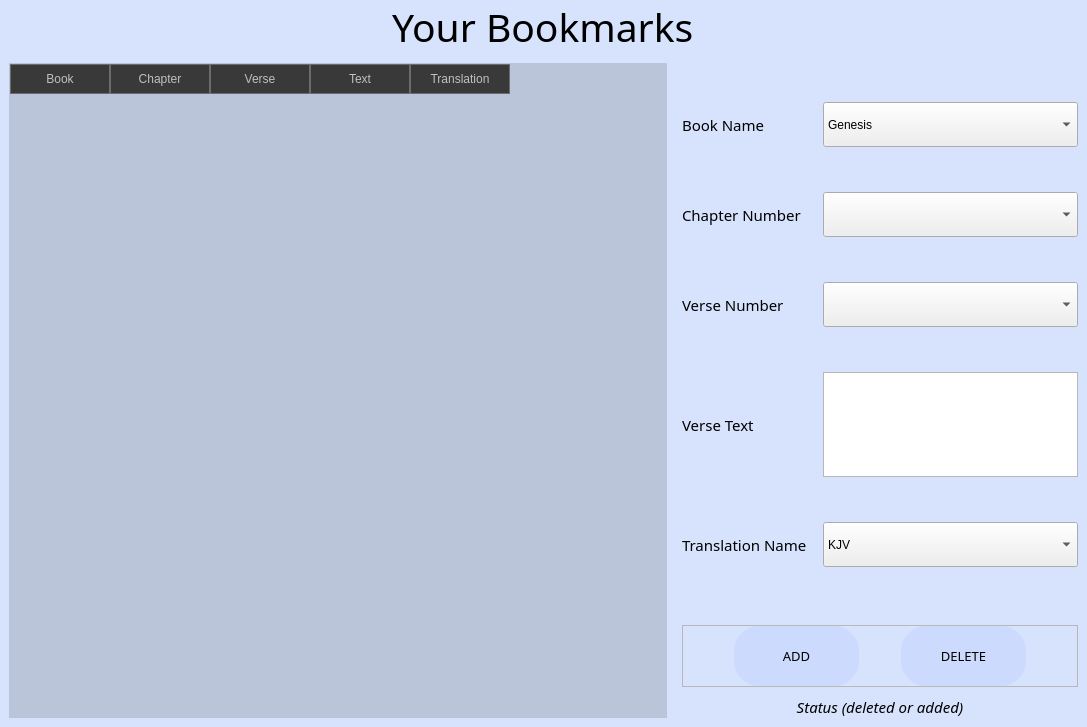
First picture: the form in App/UI/Bookmarks Function.ui, repository Christo77793/The-Living-Word, before the edit.
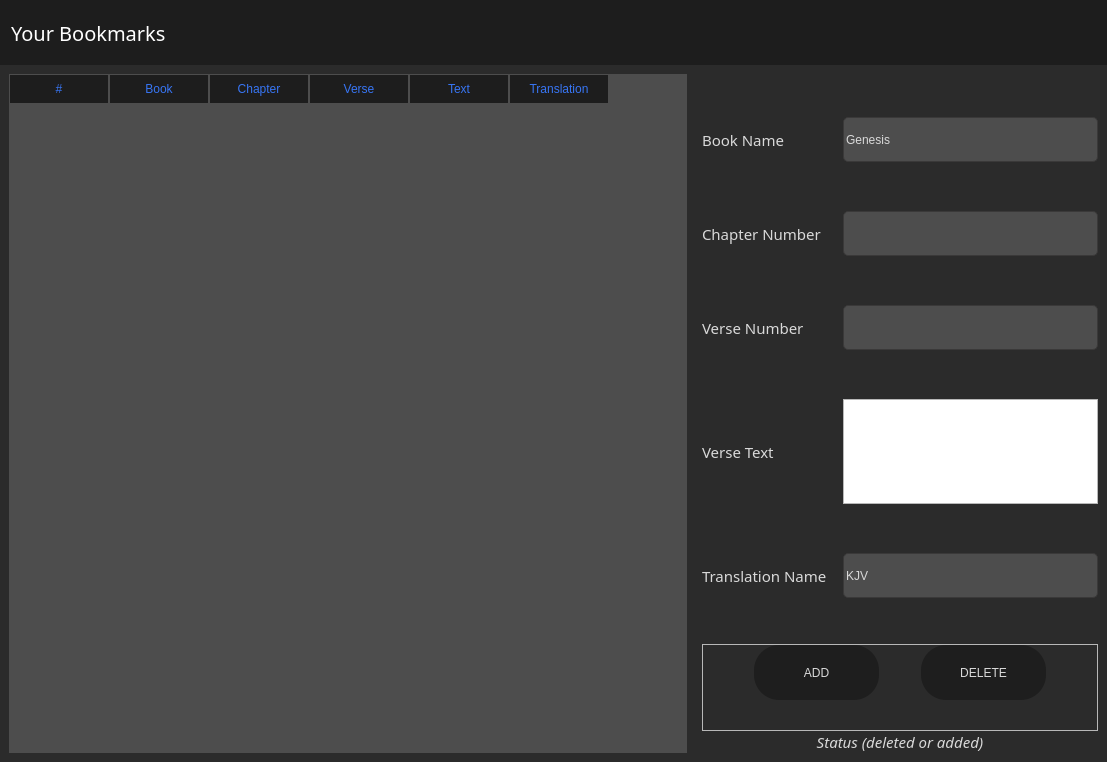
Second picture: the form after the edit. Icons and pictures are not drawn.

```diff
--- a/App/UI/Bookmarks Function.ui
+++ b/App/UI/Bookmarks Function.ui
@@ -6,12 +6,12 @@
    <rect>
     <x>0</x>
     <y>0</y>
-    <width>1087</width>
-    <height>727</height>
+    <width>1107</width>
+    <height>762</height>
    </rect>
   </property>
   <property name="windowTitle">
-   <string>Form</string>
+   <string>Your Bookmarks</string>
   </property>
   <property name="styleSheet">
    <string notr="true">#BookMarks_PopUp{
@@ -36,6 +36,17 @@
    </property>
    <item>
     <widget class="QFrame" name="title_frame">
+     <property name="minimumSize">
+      <size>
+       <width>0</width>
+       <height>65</height>
+      </size>
+     </property>
+     <property name="styleSheet">
+      <string notr="true">#title_frame{
+	background-color: rgb(29, 29, 29);
+}</string>
+     </property>
      <property name="locale">
       <locale language="English" country="Canada"/>
      </property>
@@ -47,7 +58,7 @@
      </property>
      <layout class="QHBoxLayout" name="horizontalLayout_2">
       <property name="leftMargin">
-       <number>0</number>
+       <number>11</number>
       </property>
       <property name="topMargin">
        <number>0</number>
@@ -58,28 +69,18 @@
       <property name="bottomMargin">
        <number>0</number>
       </property>
-      <item>
-       <widget class="QFrame" name="frame_5">
-        <property name="locale">
-         <locale language="English" country="Canada"/>
-        </property>
-        <property name="frameShape">
-         <enum>QFrame::NoFrame</enum>
-        </property>
-        <property name="frameShadow">
-         <enum>QFrame::Plain</enum>
-        </property>
-       </widget>
-      </item>
-      <item alignment="Qt::AlignHCenter">
+      <item alignment="Qt::AlignLeft">
        <widget class="QLabel" name="app_title">
         <property name="font">
          <font>
-          <family>Haettenschweiler</family>
-          <pointsize>29</pointsize>
+          <family>Modern No. 20</family>
+          <pointsize>15</pointsize>
           <italic>false</italic>
          </font>
         </property>
+        <property name="styleSheet">
+         <string notr="true">color: rgb(255, 255, 255)</string>
+        </property>
         <property name="locale">
          <locale language="English" country="Canada"/>
         </property>
@@ -88,11 +89,28 @@
         </property>
        </widget>
       </item>
-      <item alignment="Qt::AlignRight">
+      <item>
+       <spacer name="horizontalSpacer">
+        <property name="orientation">
+         <enum>Qt::Horizontal</enum>
+        </property>
+        <property name="sizeHint" stdset="0">
+         <size>
+          <width>40</width>
+          <height>20</height>
+         </size>
+        </property>
+       </spacer>
+      </item>
+      <item alignment="Qt::AlignRight|Qt::AlignTop">
        <widget class="QFrame" name="windowButtons_frame">
         <property name="styleSheet">
          <string notr="true">QPushButton{
-	border-radius: 0px;
+	border-radius: 100px;
+}
+
+QPushButton:hover{
+	background-color: rgb(35, 35, 35);
 }</string>
         </property>
         <property name="locale">
@@ -106,7 +124,7 @@
         </property>
         <layout class="QHBoxLayout" name="horizontalLayout_3">
          <property name="spacing">
-          <number>8</number>
+          <number>0</number>
          </property>
          <property name="leftMargin">
           <number>0</number>
@@ -115,15 +133,18 @@
           <number>0</number>
          </property>
          <property name="rightMargin">
-          <number>8</number>
+          <number>0</number>
          </property>
          <property name="bottomMargin">
           <number>0</number>
          </property>
          <item>
           <widget class="QPushButton" name="minimiseButton">
-           <property name="toolTip">
-            <string>&lt;html&gt;&lt;head/&gt;&lt;body&gt;&lt;p&gt;&lt;span style=&quot; font-size:9pt;&quot;&gt;Minimise&lt;/span&gt;&lt;/p&gt;&lt;/body&gt;&lt;/html&gt;</string>
+           <property name="minimumSize">
+            <size>
+             <width>55</width>
+             <height>35</height>
+            </size>
            </property>
            <property name="locale">
             <locale language="English" country="Canada"/>
@@ -133,7 +154,7 @@
            </property>
            <property name="icon">
             <iconset>
-             <normaloff>D:/Projects/Python Projects/The Living Word/App/Images/Buttons/minimise.png</normaloff>D:/Projects/Python Projects/The Living Word/App/Images/Buttons/minimise.png</iconset>
+             <normaloff>../Images/Buttons/minimise.png</normaloff>../Images/Buttons/minimise.png</iconset>
            </property>
            <property name="iconSize">
             <size>
@@ -145,8 +166,11 @@
          </item>
          <item>
           <widget class="QPushButton" name="restoreButton">
-           <property name="toolTip">
-            <string>&lt;html&gt;&lt;head/&gt;&lt;body&gt;&lt;p&gt;&lt;span style=&quot; font-size:9pt;&quot;&gt;Restore&lt;/span&gt;&lt;/p&gt;&lt;/body&gt;&lt;/html&gt;</string>
+           <property name="minimumSize">
+            <size>
+             <width>55</width>
+             <height>35</height>
+            </size>
            </property>
            <property name="locale">
             <locale language="English" country="Canada"/>
@@ -156,17 +180,22 @@
            </property>
            <property name="icon">
             <iconset>
-             <normaloff>D:/Projects/Python Projects/The Living Word/App/Images/Buttons/restore.png</normaloff>D:/Projects/Python Projects/The Living Word/App/Images/Buttons/restore.png</iconset>
+             <normaloff>../Images/Buttons/restore.png</normaloff>../Images/Buttons/restore.png</iconset>
            </property>
           </widget>
          </item>
          <item>
           <widget class="QPushButton" name="closeButton">
-           <property name="toolTip">
-            <string>&lt;html&gt;&lt;head/&gt;&lt;body&gt;&lt;p&gt;&lt;span style=&quot; font-size:9pt;&quot;&gt;Close&lt;/span&gt;&lt;/p&gt;&lt;/body&gt;&lt;/html&gt;</string>
+           <property name="minimumSize">
+            <size>
+             <width>55</width>
+             <height>35</height>
+            </size>
            </property>
            <property name="styleSheet">
-            <string notr="true"/>
+            <string notr="true">QPushButton:hover{
+	background-color: rgb(255, 0, 0);
+}</string>
            </property>
            <property name="locale">
             <locale language="English" country="Canada"/>
@@ -176,7 +205,7 @@
            </property>
            <property name="icon">
             <iconset>
-             <normaloff>D:/Projects/Python Projects/The Living Word/App/Images/Buttons/close.png</normaloff>D:/Projects/Python Projects/The Living Word/App/Images/Buttons/close.png</iconset>
+             <normaloff>../Images/Buttons/close.png</normaloff>../Images/Buttons/close.png</iconset>
            </property>
           </widget>
          </item>
@@ -187,9 +216,71 @@
     </widget>
    </item>
    <item>
-    <widget class="QFrame" name="frame">
+    <widget class="QFrame" name="central_frame">
      <property name="styleSheet">
-      <string notr="true"/>
+      <string notr="true">#central_frame{
+	background-color: rgb(43, 43, 43);
+}
+
+QLabel{
+	color: rgb(217, 217, 217);
+}
+
+QScrollBar:vertical {
+	background-color: rgb(29, 29, 29);
+    width: 15px;
+    margin: 15px 3px 15px 3px;
+    border: 1px transparent #2A2929;
+    border-radius: 4px;
+}
+
+QScrollBar::handle:vertical {
+	background-color: rgb(57, 192, 254);
+    min-height: 5px;
+    border-radius: 4px;
+}
+
+QScrollBar::sub-line:vertical {
+    margin: 3px 0px 3px 0px;
+    border-image: url(:/dark_blue/img/up_arrow_disabled.png);
+    height: 0px;
+    width: 0px;
+    subcontrol-position: top;
+    subcontrol-origin: margin;
+}
+
+QScrollBar::add-line:vertical {
+	border-image: url(:/dark_blue/img/down_arrow_disabled.png);
+    margin: 3px 0px 3px 0px;
+    height: 10px;
+    width: 10px;
+    subcontrol-position: bottom;
+    subcontrol-origin: margin;
+}
+
+QScrollBar::sub-line:vertical:hover, QScrollBar::sub-line:vertical:on {
+    border-image: url(:/dark_blue/img/up_arrow.png);
+    height: 10px;
+    width: 10px;
+    subcontrol-position: top;
+    subcontrol-origin: margin;
+}
+
+QScrollBar::add-line:vertical:hover, QScrollBar::add-line:vertical:on {
+    border-image: url(:/dark_blue/img/down_arrow.png);
+    height: 10px;
+    width: 10px;
+    subcontrol-position: bottom;
+    subcontrol-origin: margin;
+}
+
+QScrollBar::up-arrow:vertical, QScrollBar::down-arrow:vertical {
+    background: none;
+}
+
+QScrollBar::add-page:vertical, QScrollBar::sub-page:vertical {
+    background: none;
+}</string>
      </property>
      <property name="locale">
       <locale language="English" country="Canada"/>
@@ -229,8 +320,8 @@
           <widget class="QTableWidget" name="tableWidget">
            <property name="minimumSize">
             <size>
-             <width>655</width>
-             <height>655</height>
+             <width>675</width>
+             <height>675</height>
             </size>
            </property>
            <property name="maximumSize">
@@ -247,12 +338,12 @@
            <property name="styleSheet">
             <string notr="true">QTableWidget {
 	outline: 0;
-	background-color: rgb(187, 197, 218);
+	background-color: rgb(77, 77, 77);
 }
 
 QTableWidget::item {
-	background-color: rgb(187, 197, 218);
-	color: rgb(0, 0, 0);
+	background-color: rgb(67, 67, 67);
+	color: rgb(217, 217, 217);
 	padding: 5px 5px 5px 5px;
 }
 
@@ -262,11 +353,6 @@
 	color: rgb(0, 0, 0);
 }
 
-QAbstractItemView {
-    alternate-background-color: #3A3939;
-    padding: 1px;
-}
-
 QHeaderView {
     border: transparent;
 	background: transparent;
@@ -275,35 +361,10 @@
 }
 
 QHeaderView::section  {
-    background-color: #3A3939;
-    color: silver;
+	background-color: rgb(29, 29, 29);
+	color: #3775f4;
     padding: 5px;
-    border: 1px solid #6c6c6c;
-    border-radius: 0px;
-    text-align: center;
-}
-
-QTableCornerButton::section {
-    background-color: #3A3939;
-    color: silver;
-    padding: 5px;
-    border: 1px solid #6c6c6c;
-    border-radius: 0px;
-}
-
-QVerticalView {
-    border: transparent;
-	background: transparent;
-    margin: 0px;
-    padding: 0px;
-}
-
-QVerticalView::section  {
-    background-color: #3A3939;
-    color: silver;
-    padding: 5px;
-    border: 1px solid #6c6c6c;
-    border-radius: 0px;
+    border: 1px solid #4d4d4d;
     text-align: center;
 }</string>
            </property>
@@ -329,7 +390,7 @@
             <bool>false</bool>
            </property>
            <property name="selectionMode">
-            <enum>QAbstractItemView::SingleSelection</enum>
+            <enum>QAbstractItemView::NoSelection</enum>
            </property>
            <property name="textElideMode">
             <enum>Qt::ElideMiddle</enum>
@@ -359,7 +420,7 @@
             <bool>false</bool>
            </attribute>
            <attribute name="verticalHeaderVisible">
-            <bool>true</bool>
+            <bool>false</bool>
            </attribute>
            <attribute name="verticalHeaderCascadingSectionResizes">
             <bool>true</bool>
@@ -367,6 +428,11 @@
            <attribute name="verticalHeaderStretchLastSection">
             <bool>false</bool>
            </attribute>
+           <column>
+            <property name="text">
+             <string>#</string>
+            </property>
+           </column>
            <column>
             <property name="text">
              <string>Book</string>
@@ -422,7 +488,7 @@
         </property>
         <layout class="QVBoxLayout" name="verticalLayout_2">
          <property name="spacing">
-          <number>9</number>
+          <number>0</number>
          </property>
          <property name="topMargin">
           <number>0</number>
@@ -434,7 +500,54 @@
           <number>0</number>
          </property>
          <item>
-          <widget class="QFrame" name="frame_2">
+          <widget class="QFrame" name="text_frame">
+           <property name="styleSheet">
+            <string notr="true">QComboBox
+{
+    selection-background-color: rgb(77, 77, 77);;
+	background-color: rgb(77, 77, 77);
+	color: rgb(217, 217, 217);
+    border-style: solid;
+    border: 1px solid #3A3939;
+    border-radius: 5px;
+    padding: 2px;
+    min-width: 75px;
+}
+
+QComboBox:hover, 
+QAbstractSpinBox:hover,
+QLineEdit:hover,
+QTextEdit:hover,
+QPlainTextEdit:hover,
+QAbstractView:hover,
+QTreeView:hover
+{
+    border: 1px solid #3775f4;
+	color: rgb(217, 217, 217);
+}
+
+QComboBox:on {
+    selection-background-color: #4a4a4a;
+}
+
+QComboBox QAbstractItemView
+{
+    selection-background-color: #3775f4;
+/*	color: rgb(217, 217, 217);*/
+}
+
+QComboBox::drop-down
+{
+    subcontrol-origin: padding;
+    subcontrol-position: top right;
+    width: 15px;
+    border-left-width: 0px;
+    border-left-color: darkgray;
+    border-left-style: solid;
+    border-top-right-radius: 3px;
+    border-bottom-right-radius: 3px;
+}</string>
+           </property>
            <property name="locale">
             <locale language="English" country="Canada"/>
            </property>
@@ -454,6 +567,9 @@
             <property name="rightMargin">
              <number>0</number>
             </property>
+            <property name="bottomMargin">
+             <number>0</number>
+            </property>
             <property name="horizontalSpacing">
              <number>7</number>
             </property>
@@ -509,7 +625,7 @@
              <widget class="QComboBox" name="chapterNumber">
               <property name="minimumSize">
                <size>
-                <width>255</width>
+                <width>81</width>
                 <height>45</height>
                </size>
               </property>
@@ -584,7 +700,7 @@
                </font>
               </property>
               <property name="styleSheet">
-               <string notr="true"/>
+               <string notr="true">color: rgb(0, 0, 0);</string>
               </property>
              </widget>
             </item>
@@ -592,7 +708,7 @@
              <widget class="QComboBox" name="translationName">
               <property name="minimumSize">
                <size>
-                <width>255</width>
+                <width>81</width>
                 <height>45</height>
                </size>
               </property>
@@ -655,7 +771,7 @@
              <widget class="QComboBox" name="verseNumber">
               <property name="minimumSize">
                <size>
-                <width>255</width>
+                <width>81</width>
                 <height>45</height>
                </size>
               </property>
@@ -674,7 +790,7 @@
               </property>
               <property name="minimumSize">
                <size>
-                <width>255</width>
+                <width>81</width>
                 <height>45</height>
                </size>
               </property>
@@ -1034,13 +1150,13 @@
           <widget class="QFrame" name="button_frame">
            <property name="styleSheet">
             <string notr="true">QPushButton{
-	background-color: rgba(204, 219, 253, 1);
+	background-color: rgb(30, 30, 30);
 	border-radius: 25px;
 }
 
 QPushButton:hover{
-	background-color: rgb(198, 213, 245);
-	border-radius: 25px;
+    border: 1px solid #3775f4;
+	background-color: rgb(25, 25, 25);
 }</string>
            </property>
            <property name="frameShape">
@@ -1060,40 +1176,40 @@
              <number>15</number>
             </property>
             <property name="bottomMargin">
-             <number>0</number>
+             <number>30</number>
             </property>
             <item>
              <widget class="QPushButton" name="addButton">
               <property name="minimumSize">
                <size>
                 <width>125</width>
-                <height>60</height>
+                <height>55</height>
                </size>
               </property>
               <property name="maximumSize">
                <size>
                 <width>125</width>
-                <height>60</height>
+                <height>55</height>
                </size>
               </property>
               <property name="font">
                <font>
-                <family>Goudy Old Style</family>
-                <pointsize>10</pointsize>
+                <family>MS Shell Dlg 2</family>
+                <pointsize>9</pointsize>
                </font>
               </property>
               <property name="toolTip">
                <string>Add BookMark</string>
               </property>
               <property name="styleSheet">
-               <string notr="true"/>
+               <string notr="true">color: rgb(217, 217, 217);</string>
               </property>
               <property name="text">
                <string>ADD</string>
               </property>
               <property name="icon">
                <iconset>
-                <normaloff>D:/Projects/Python Projects/The Living Word/App/Images/Buttons/add.png</normaloff>D:/Projects/Python Projects/The Living Word/App/Images/Buttons/add.png</iconset>
+                <normaloff>../Images/Buttons/add.png</normaloff>../Images/Buttons/add.png</iconset>
               </property>
               <property name="iconSize">
                <size>
@@ -1108,33 +1224,33 @@
               <property name="minimumSize">
                <size>
                 <width>125</width>
-                <height>60</height>
+                <height>55</height>
                </size>
               </property>
               <property name="maximumSize">
                <size>
                 <width>125</width>
-                <height>60</height>
+                <height>55</height>
                </size>
               </property>
               <property name="font">
                <font>
-                <family>Goudy Old Style</family>
-                <pointsize>10</pointsize>
+                <family>MS Shell Dlg 2</family>
+                <pointsize>9</pointsize>
                </font>
               </property>
               <property name="toolTip">
                <string>Delete BookMark</string>
               </property>
               <property name="styleSheet">
-               <string notr="true"/>
+               <string notr="true">color: rgb(217, 217, 217);</string>
               </property>
               <property name="text">
                <string>DELETE</string>
               </property>
               <property name="icon">
                <iconset>
-                <normaloff>D:/Projects/Python Projects/The Living Word/App/Images/Buttons/delete.png</normaloff>D:/Projects/Python Projects/The Living Word/App/Images/Buttons/delete.png</iconset>
+                <normaloff>../Images/Buttons/delete.png</normaloff>../Images/Buttons/delete.png</iconset>
               </property>
               <property name="iconSize">
                <size>
```
